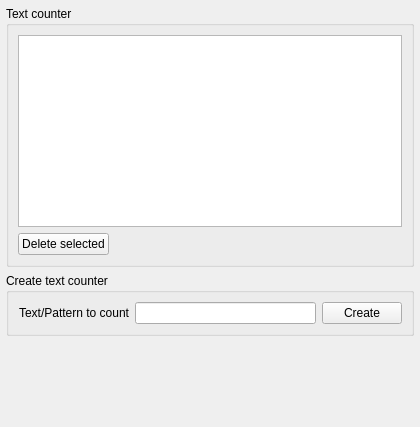
First picture: the form in src/multiserialviewer/ui_files/counterWidget.ui, repository shaag7967/multiserialviewer, before the edit.
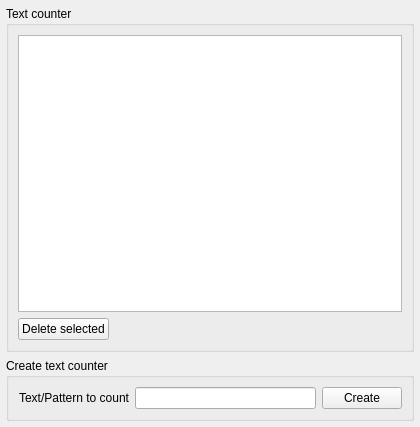
Second picture: the form after the edit.

```diff
--- a/src/multiserialviewer/ui_files/counterWidget.ui
+++ b/src/multiserialviewer/ui_files/counterWidget.ui
@@ -10,12 +10,6 @@
     <height>427</height>
    </rect>
   </property>
-  <property name="sizePolicy">
-   <sizepolicy hsizetype="Expanding" vsizetype="MinimumExpanding">
-    <horstretch>1</horstretch>
-    <verstretch>0</verstretch>
-   </sizepolicy>
-  </property>
   <property name="windowTitle">
    <string/>
   </property>
@@ -125,19 +119,6 @@
      </layout>
     </widget>
    </item>
-   <item>
-    <spacer name="verticalSpacer">
-     <property name="orientation">
-      <enum>Qt::Orientation::Vertical</enum>
-     </property>
-     <property name="sizeHint" stdset="0">
-      <size>
-       <width>20</width>
-       <height>0</height>
-      </size>
-     </property>
-    </spacer>
-   </item>
   </layout>
  </widget>
  <resources/>
```
